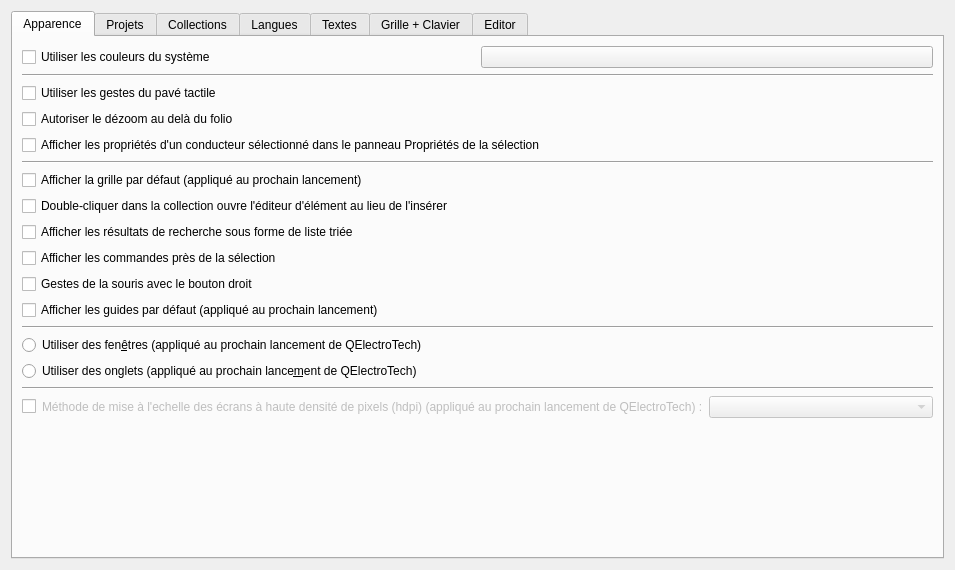
Above: sources/ui/configpage/generalconfigurationpage.ui from qelectrotech/qelectrotech-source-mirror before the change. Below: the same form after it.
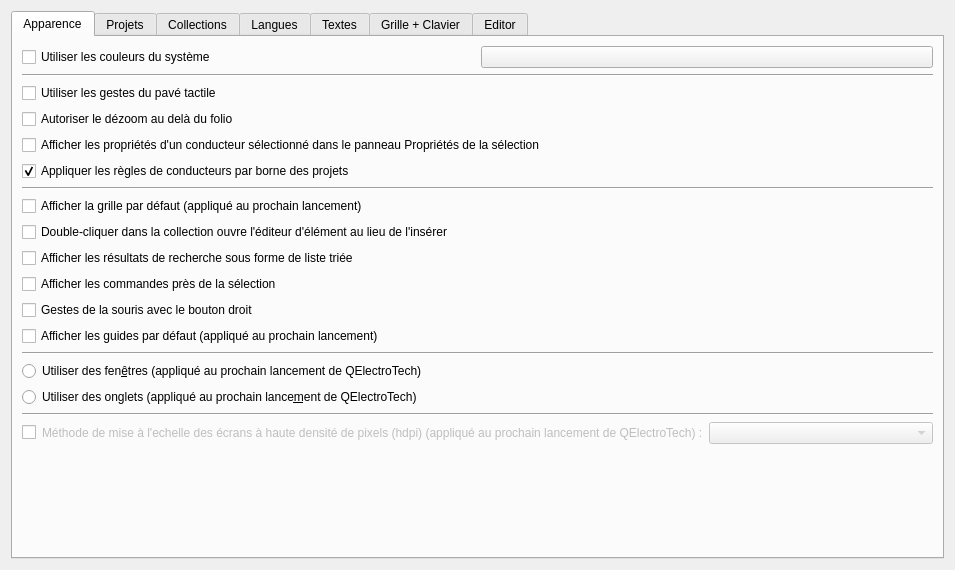
That is the form after the change. Custom widgets are drawn as their Qt base class.

What changed in the file:
```diff
--- a/sources/ui/configpage/generalconfigurationpage.ui
+++ b/sources/ui/configpage/generalconfigurationpage.ui
@@ -70,6 +70,19 @@
          </property>
         </widget>
        </item>
+       <item>
+        <widget class="QCheckBox" name="m_wiring_rules_cb">
+         <property name="toolTip">
+          <string>Décoché, aucune règle de conducteurs par borne n'est appliquée, quels que soient les réglages des projets.</string>
+         </property>
+         <property name="text">
+          <string>Appliquer les règles de conducteurs par borne des projets</string>
+         </property>
+         <property name="checked">
+          <bool>true</bool>
+         </property>
+        </widget>
+       </item>
        <item>
         <widget class="Line" name="line_2">
          <property name="orientation">
```
Left out of the diff: 1 changed line with no effect on the pictures.
